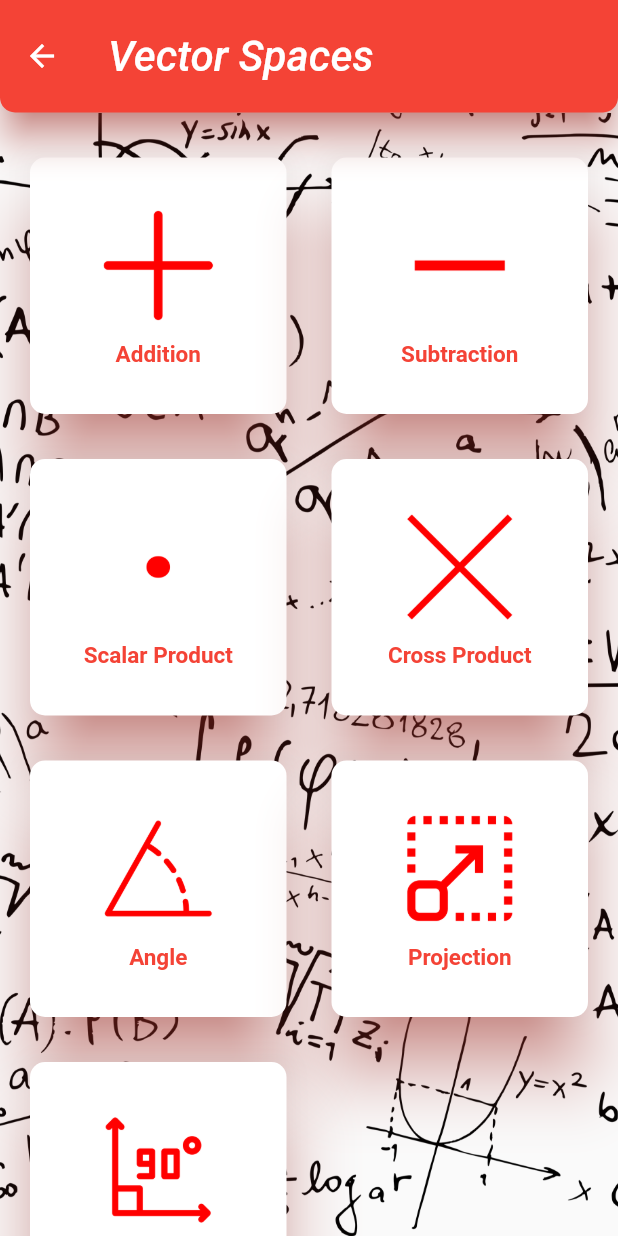
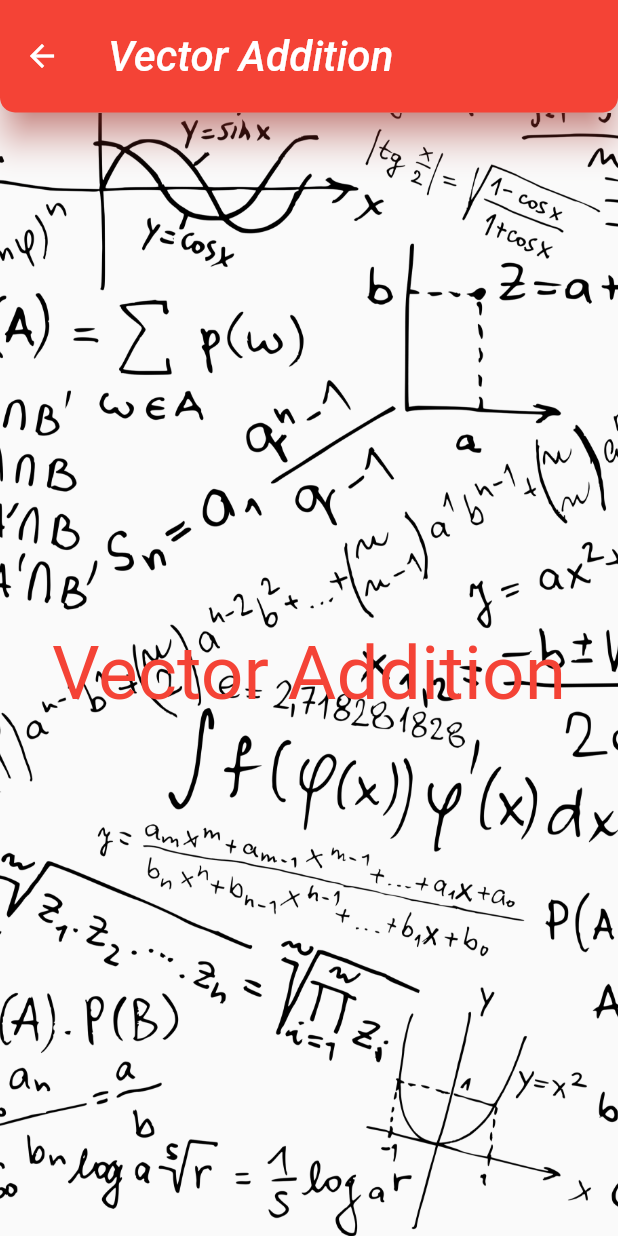
Before and after one commit to JashLimbasiya/linear_algebra, a Flutter app: the VectorSpacesList screen opened by its route, after a tap on "Addition", on a phone screen of 412 x 824 dp. Run offline on Flutter 3.47's test engine with Material 2 defaults, Android fonts, the phone set to English and light mode, and no system bars.

Commit message:
22_04_2023

```diff
--- a/lib/main.dart
+++ b/lib/main.dart
@@ -17,7 +17,14 @@ import 'package:linear_algebra/screens/geometry/trapezoid.dart';
 import 'package:linear_algebra/screens/linear_system/linear_system_list.dart';
 import 'package:linear_algebra/screens/matrices/matrices_list.dart';
 import 'package:linear_algebra/screens/splash_screen.dart';
+import 'package:linear_algebra/screens/vector_spaces/angle/angle.dart';
+import 'package:linear_algebra/screens/vector_spaces/orthogonal_vectors/orthogonal_vectors.dart';
+import 'package:linear_algebra/screens/vector_spaces/projection/projection.dart';
+import 'package:linear_algebra/screens/vector_spaces/vector_addition/vector_addition.dart';
+import 'package:linear_algebra/screens/vector_spaces/vector_cross_product/vector_cross_product.dart';
+import 'package:linear_algebra/screens/vector_spaces/vector_scalar_product/vector_scalar_product.dart';
 import 'package:linear_algebra/screens/vector_spaces/vector_spaces_list.dart';
+import 'package:linear_algebra/screens/vector_spaces/vector_subtraction/vector_subtraction.dart';
 
 void main() {
   WidgetsFlutterBinding.ensureInitialized();
@@ -62,6 +69,13 @@ class _MyAppState extends State<MyApp> {
         'rhombus': (context) => const Rhombus(),
         'parallelogram': (context) => const Parallelogram(),
         'trapezoid': (context) => const Trapeziod(),
+        'vector_addition': (context) => const VectorAddition(),
+        'vector_subtraction': (context) => const VectorSubtraction(),
+        'vector_scalar_product': (context) => const VectorScalarProduct(),
+        'vector_cross_product': (context) => const VectorCrossProduct(),
+        'angle': (context) => const Angle(),
+        'projection': (context) => const Projection(),
+        'orthogonal_vectors': (context) => const OrthogonalVectors(),
       },
       debugShowCheckedModeBanner: false,
       home: const SplashScreen(),
--- /dev/null
+++ b/lib/screens/vector_spaces/vector_addition/vector_addition.dart
@@ -0,0 +1,53 @@
+import 'package:flutter/material.dart';
+
+class VectorAddition extends StatefulWidget {
+  const VectorAddition({super.key});
+
+  @override
+  State<VectorAddition> createState() => _VectorAdditionState();
+}
+
+class _VectorAdditionState extends State<VectorAddition> {
+  @override
+  Widget build(BuildContext context) {
+    return SafeArea(
+      child: Scaffold(
+        appBar: AppBar(
+          toolbarHeight: 75,
+          shadowColor: Colors.red,
+          backgroundColor: Colors.red,
+          elevation: 10,
+          shape: const RoundedRectangleBorder(
+            borderRadius: BorderRadius.only(
+                bottomLeft: Radius.circular(10),
+                bottomRight: Radius.circular(10)),
+          ),
+          title: Row(
+            mainAxisAlignment: MainAxisAlignment.start,
+            children: const [
+              Text(
+                "Vector Addition",
+                style: TextStyle(
+                  color: Colors.white,
+                  fontSize: 28,
+                  fontStyle: FontStyle.italic,
+                ),
+              ),
+            ],
+          ),
+        ),
+        body: Container(
+          decoration: const BoxDecoration(
+            image: DecorationImage(
+              image: AssetImage('lib/assets/images/background.png'),
+              fit: BoxFit.cover,
+            ),
+          ),
+          child: const Center(
+              child: Text("Vector Addition",
+                  style: TextStyle(fontSize: 50, color: Colors.red))),
+        ),
+      ),
+    );
+  }
+}
--- a/lib/screens/vector_spaces/vector_spaces_list.dart
+++ b/lib/screens/vector_spaces/vector_spaces_list.dart
@@ -51,19 +51,19 @@ class _VectorSpacesListState extends State<VectorSpacesList> {
             crossAxisCount: 2,
             children: <Widget>[
               CardView(
-                  "Addition", 'lib/assets/images/vector_spaces/addition.png','vs'),
+                  "Addition", 'lib/assets/images/vector_spaces/addition.png','vector_addition'),
               CardView(
-                  "Subtraction", 'lib/assets/images/vector_spaces/subtraction.png','vs'),
+                  "Subtraction", 'lib/assets/images/vector_spaces/subtraction.png','vector_subtraction'),
               CardView(
-                  "Scalar Product", 'lib/assets/images/vector_spaces/scalar_product.png','vs'),
+                  "Scalar Product", 'lib/assets/images/vector_spaces/scalar_product.png','vector_scalar_product'),
               CardView(
-                  "Cross Product", 'lib/assets/images/vector_spaces/cross_product.png','vs'),
+                  "Cross Product", 'lib/assets/images/vector_spaces/cross_product.png','vector_cross_product'),
               CardView(
-                  "Angle", 'lib/assets/images/vector_spaces/angle.png','vs'),
+                  "Angle", 'lib/assets/images/vector_spaces/angle.png','angle'),
               CardView(
-                  "Projection", 'lib/assets/images/vector_spaces/projection.png','vs'),
+                  "Projection", 'lib/assets/images/vector_spaces/projection.png','projection'),
               CardView(
-                  "Orthogonal Vectors", 'lib/assets/images/vector_spaces/orthogonal_vectors.png','vs'),
+                  "Orthogonal Vectors", 'lib/assets/images/vector_spaces/orthogonal_vectors.png','orthogonal_vectors'),
             ],
           ),
         ),
```
Also changed, not shown: lib/screens/vector_spaces/angle/angle.dart (added, +53 -0 lines), lib/screens/vector_spaces/orthogonal_vectors/orthogonal_vectors.dart (added, +53 -0 lines), lib/screens/vector_spaces/projection/projection.dart (added, +53 -0 lines), lib/screens/vector_spaces/vector_cross_product/vector_cross_product.dart (added, +53 -0 lines), lib/screens/vector_spaces/vector_scalar_product/vector_scalar_product.dart (added, +53 -0 lines), lib/screens/vector_spaces/vector_subtraction/vector_subtraction.dart (added, +53 -0 lines).
